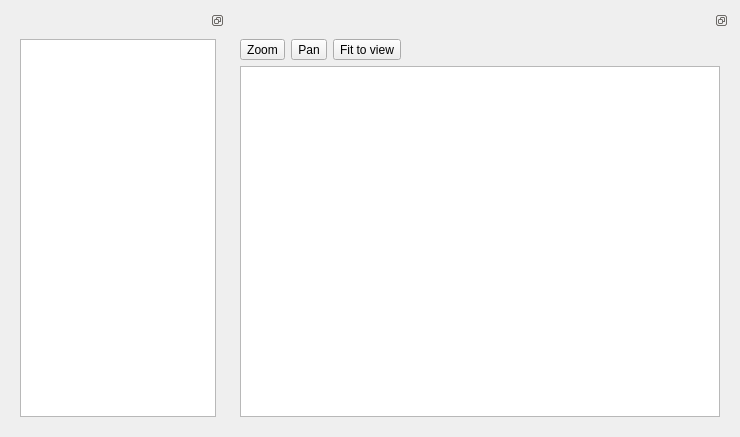
The window that mapview.ui (ArashMassoudieh/WaterwAIs) describes before a commit, drawn with Qt 5.
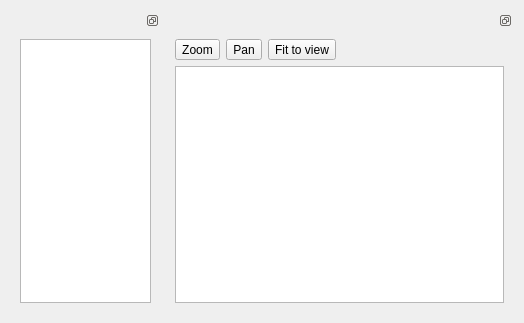
The same window after the commit. Custom widgets are drawn as their Qt base class.

Diff of the .ui file:
```diff
--- a/mapview.ui
+++ b/mapview.ui
@@ -6,8 +6,8 @@
    <rect>
     <x>0</x>
     <y>0</y>
-    <width>740</width>
-    <height>437</height>
+    <width>524</width>
+    <height>323</height>
    </rect>
   </property>
   <property name="windowTitle">
```
